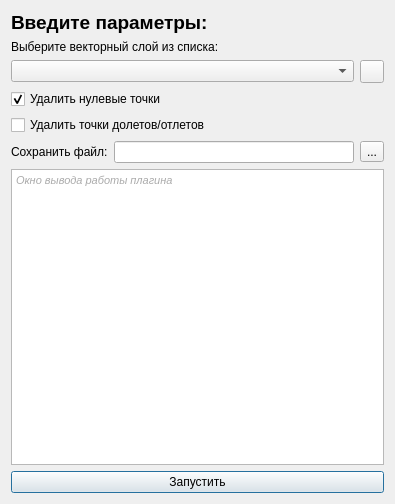
vedmitt/Argest, file bpla_plugin_flights_dialog_base.ui: the form before one commit.
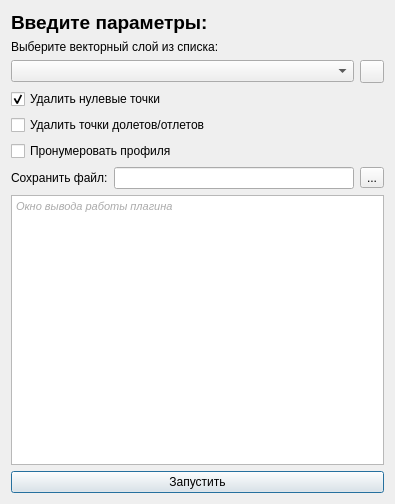
The form after the commit. Icons and pictures are not drawn.

Commit message: feat: новый интерфейс с удалением забракованных точек и нумерацией.

Diff of the .ui file:
```diff
--- a/bpla_plugin_flights_dialog_base.ui
+++ b/bpla_plugin_flights_dialog_base.ui
@@ -70,6 +70,13 @@
      </property>
     </widget>
    </item>
+   <item>
+    <widget class="QCheckBox" name="checkBox_numProfiles">
+     <property name="text">
+      <string>Пронумеровать профиля</string>
+     </property>
+    </widget>
+   </item>
    <item>
     <layout class="QHBoxLayout" name="horizontalLayout">
      <item>
```
The commit also changes 4 other files.
